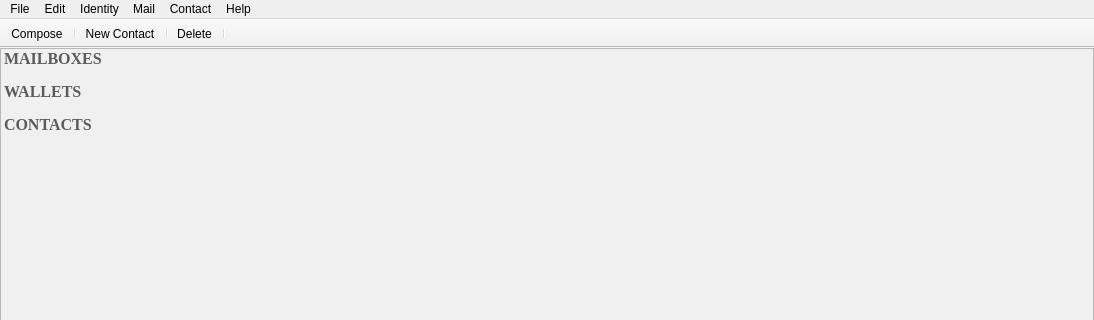
Before: the Qt Designer form KeyhoteeMainWindow.ui in InvictusInnovations/keyhotee, drawn with Qt 5; both pictures show x 0 to 1094 and y 0 to 320 of the 1094 by 736 pixel window.
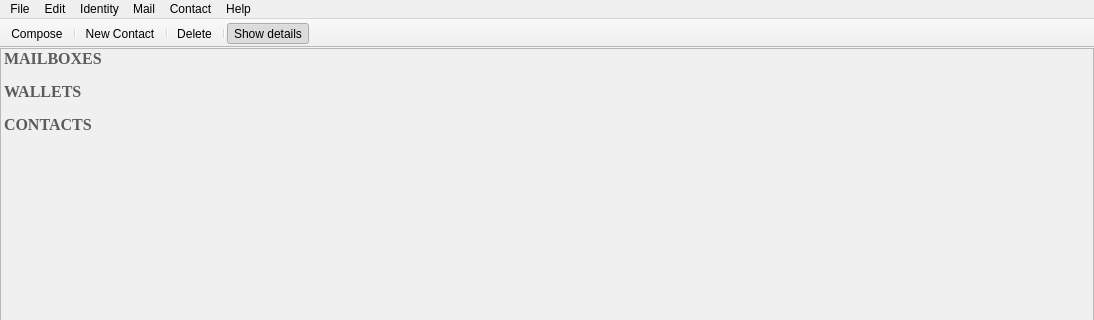
After: the same form once the commit is applied. Icons and pictures are not drawn. Custom widgets are drawn as their Qt base class.

Commit message: [GS] Added button 'Show details'

Diff of the .ui file:
```diff
--- a/KeyhoteeMainWindow.ui
+++ b/KeyhoteeMainWindow.ui
@@ -436,6 +436,7 @@
    <addaction name="separator"/>
    <addaction name="actionDelete"/>
    <addaction name="separator"/>
+   <addaction name="actionShow_details"/>
   </widget>
   <action name="actionMail">
    <property name="text">
@@ -601,6 +602,21 @@
     <string>Set Icon</string>
    </property>
   </action>
+  <action name="actionShow_details">
+   <property name="checkable">
+    <bool>true</bool>
+   </property>
+   <property name="checked">
+    <bool>true</bool>
+   </property>
+   <property name="icon">
+    <iconset resource="Keyhotee.qrc">
+     <normaloff>:/images/showDetails.png</normaloff>:/images/showDetails.png</iconset>
+   </property>
+   <property name="text">
+    <string>Show details</string>
+   </property>
+  </action>
  </widget>
  <customwidgets>
   <customwidget>
```
The commit also changes 9 other files.
